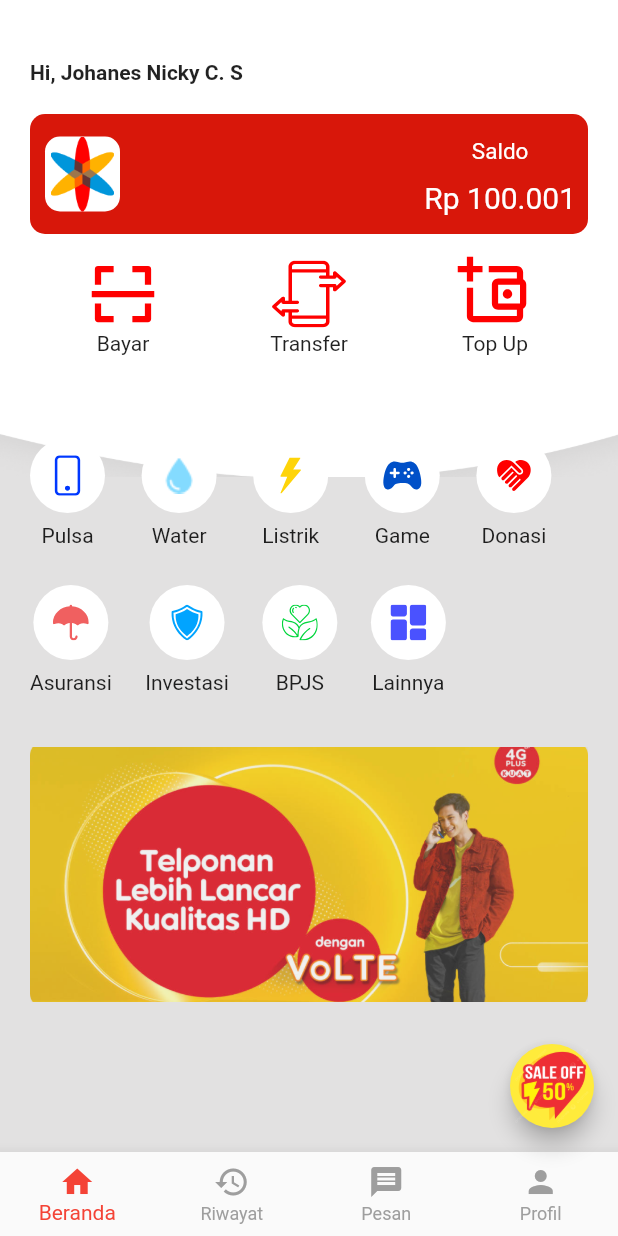
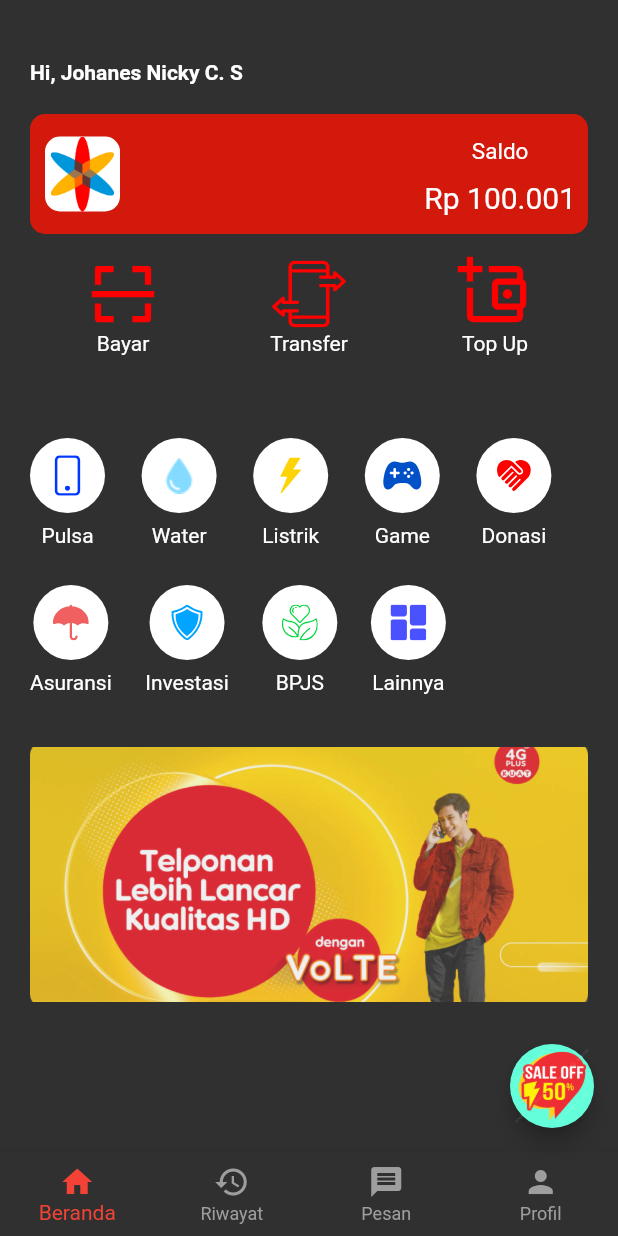
Before and after one commit to finnn28/infoin_ewallet, a Flutter app: the screen it shows after launch, after a tap on "Login", on a phone screen of 412 x 824 dp. Run offline on Flutter 3.47's test engine with Material 3 defaults, Android fonts, the phone set to English and light mode, and no system bars; our stand-ins replace flutter_svg, image_picker.

Commit message:
Refactor: Update code

```diff
--- a/lib/Pages/Auth/login.dart
+++ b/lib/Pages/Auth/login.dart
@@ -48,7 +48,6 @@
             const SizedBox(height: 20),
             ElevatedButton(
               onPressed: () {
-                // Add login functionality here
                 Navigator.push(context, MaterialPageRoute(builder: (context)=> const Home()));
               },
               child: const Text('Login'),
@@ -56,7 +55,6 @@
             const SizedBox(height: 10),
             TextButton(
               onPressed: () {
-                // Navigate to Register screen
                 Navigator.push(
                   context,
                   MaterialPageRoute(builder: (context) => const  Register()),
--- a/lib/Pages/Profile/profile.dart
+++ b/lib/Pages/Profile/profile.dart
@@ -42,14 +42,10 @@
   Widget build(BuildContext context) {
     var userProfile = Provider.of<UserProfile>(context);
     return Scaffold(
-      appBar: AppBar(
-        backgroundColor: Colors.white,
-        elevation: 0,
-        leading: Container(),
-      ),
       body: Column(
         mainAxisAlignment: MainAxisAlignment.start,
         children: [
+          SizedBox(height: 100),
           CircleAvatar(
             radius: 50,
             backgroundImage: AssetImage('assets/images/img_ellipse_17.png'),
--- a/lib/Pages/home.dart
+++ b/lib/Pages/home.dart
@@ -1,7 +1,7 @@
 import 'dart:async';
 import 'package:flutter/material.dart';
 import 'package:infoin_ewallet/Pages/bayar.dart';
-import 'package:infoin_ewallet/Pages/promosi.dart';
+import 'package:infoin_ewallet/Pages/promo.dart';
 import 'package:infoin_ewallet/Pages/transfer.dart';
 import 'package:infoin_ewallet/Pages/topup.dart';
 import 'package:infoin_ewallet/Provider/userProfile.dart';
@@ -78,19 +78,19 @@
     var wallet = Provider.of<WalletProvider>(context);
     final saldoFormat = NumberFormat.currency(locale: 'id_ID', symbol: 'Rp ');
     return Scaffold(
-      backgroundColor: Color.fromARGB(255, 226, 225, 225),
+      // backgroundColor: Color.fromARGB(255, 226, 225, 225),
       body: Stack(
         children: [
-          Positioned(
-              top: 0,
-              left: 0,
-              right: 0,
-              bottom: 450,
-              child: Image.asset(
-                'assets/images/img_rectangle_3.png',
-                height: 5,
-                fit: BoxFit.cover,
-              )),
+          // Positioned(
+          //     top: 0,
+          //     left: 0,
+          //     right: 0,
+          //     bottom: 450,
+          //     child: Image.asset(
+          //       'assets/images/img_rectangle_3.png',
+          //       height: 5,
+          //       fit: BoxFit.cover,
+          //     )),
           Padding(
             padding: const EdgeInsets.all(20.0),
             child: Column(
@@ -110,7 +110,7 @@
                   width: double.infinity,
                   height: 80,
                   decoration: BoxDecoration(
-                    color: const Color.fromARGB(255, 216, 23, 10),
+                    color: Color.fromARGB(204, 250, 19, 2),
                     borderRadius: BorderRadius.all(Radius.circular(10.0)),
                   ),
                   child: Row(
--- a/lib/Pages/pesan.dart
+++ b/lib/Pages/pesan.dart
@@ -67,7 +67,6 @@
   Widget build(BuildContext context) {
     return Scaffold(
       appBar: AppBar(
-        backgroundColor: Colors.white,
         elevation: 0,
         title: Text('Pesan'),
         centerTitle: true,
@@ -79,7 +78,6 @@
           return Container(
             margin: EdgeInsets.symmetric(horizontal: 1, vertical: 10),
             decoration: BoxDecoration(
-              color: Colors.white,
               borderRadius: BorderRadius.circular(10),
               boxShadow: [
                 BoxShadow(
--- a/lib/Pages/pin.dart
+++ b/lib/Pages/pin.dart
@@ -30,9 +30,6 @@
         keyboardType: TextInputType.number,
         maxLength: 6,
         obscureText: true,
-        decoration: InputDecoration(
-          hintText: '123456',
-        ),
       ),
       actions: [
         TextButton(
--- a/lib/Pages/riwayat.dart
+++ b/lib/Pages/riwayat.dart
@@ -40,7 +40,6 @@
     var transaksi = Provider.of<TransaksiProvider>(context);
     return Scaffold(
       appBar: AppBar(
-        backgroundColor: Colors.white,
         elevation: 0,
         title: Text('Riwayat'),
         centerTitle: true,
@@ -83,7 +82,6 @@
           return Container(
             margin: EdgeInsets.symmetric(vertical: 4.0, horizontal: 1),
             decoration: BoxDecoration(
-              color: Colors.white,
               borderRadius: BorderRadius.circular(10),
               boxShadow: [
                 BoxShadow(
--- a/lib/main.dart
+++ b/lib/main.dart
@@ -12,6 +12,7 @@
 import 'package:infoin_ewallet/Pages/pesan.dart';
 import 'package:infoin_ewallet/Pages/Profile/profile.dart';
 import 'package:infoin_ewallet/Pages/riwayat.dart';
+import 'package:infoin_ewallet/Provider/darkMode.dart';
 import 'package:infoin_ewallet/Provider/transaksi.dart';
 import 'package:infoin_ewallet/Provider/userProfile.dart';
 import 'package:infoin_ewallet/Provider/wallet.dart';
@@ -23,6 +24,7 @@
       ChangeNotifierProvider(create: (_) => UserProfile()),
       ChangeNotifierProvider(create: (_) => WalletProvider()),
       ChangeNotifierProvider(create: (_) => TransaksiProvider()),
+      ChangeNotifierProvider(create: (_) => DarkMode()),
     ],
     child: const MainApp(),
   ));
@@ -57,20 +59,32 @@
 
   @override
   Widget build(BuildContext context) {
+    var tema = Provider.of<DarkMode>(context);
+    final customPageTransitionsBuilder = CustomPageTransitionsBuilder(
+      transitionDuration: const Duration(milliseconds: 300),
+      curves: Curves.ease,
+    );
+    final pageTransitionsTheme = PageTransitionsTheme(builders: {
+      TargetPlatform.android: customPageTransitionsBuilder,
+    });
+
+    final newThemeData = tema.enableDarkMode ? tema.dark.copyWith(pageTransitionsTheme: pageTransitionsTheme)
+                                              : tema.light.copyWith(pageTransitionsTheme: pageTransitionsTheme);
     return MaterialApp(
       title: "Infoin_E-Wallet",
-      theme: ThemeData(
-        primarySwatch: Colors.yellow,
-        useMaterial3: false,
-        pageTransitionsTheme: PageTransitionsTheme(
-          builders: {
-            TargetPlatform.android: CustomPageTransitionsBuilder(
-              transitionDuration: const Duration(milliseconds: 300),
-              curves: Curves.ease,
-            )
-          },
-        ),
-      ),
+      theme: newThemeData,
+      // theme: ThemeData(
+      //   primarySwatch: Colors.yellow,
+      //   useMaterial3: false,
+      //   pageTransitionsTheme: PageTransitionsTheme(
+      //     builders: {
+      //       TargetPlatform.android: CustomPageTransitionsBuilder(
+      //         transitionDuration: const Duration(milliseconds: 300),
+      //         curves: Curves.ease,
+      //       )
+      //     },
+      //   ),
+      // ),
       debugShowCheckedModeBanner: false,
       home: const Login(),
       routes: {
```
Also changed, not shown: lib/Pages/Auth/register.dart (+15 -4 lines), lib/Pages/Profile/setting.dart (+29 -3 lines), lib/Pages/transfer.dart (+21 -13 lines).
